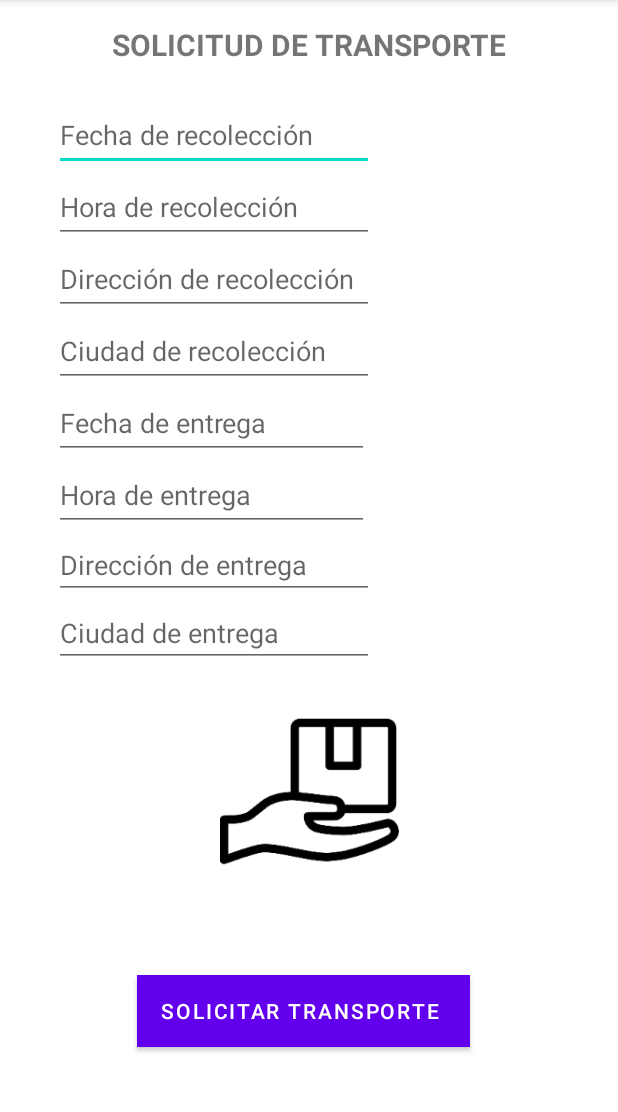
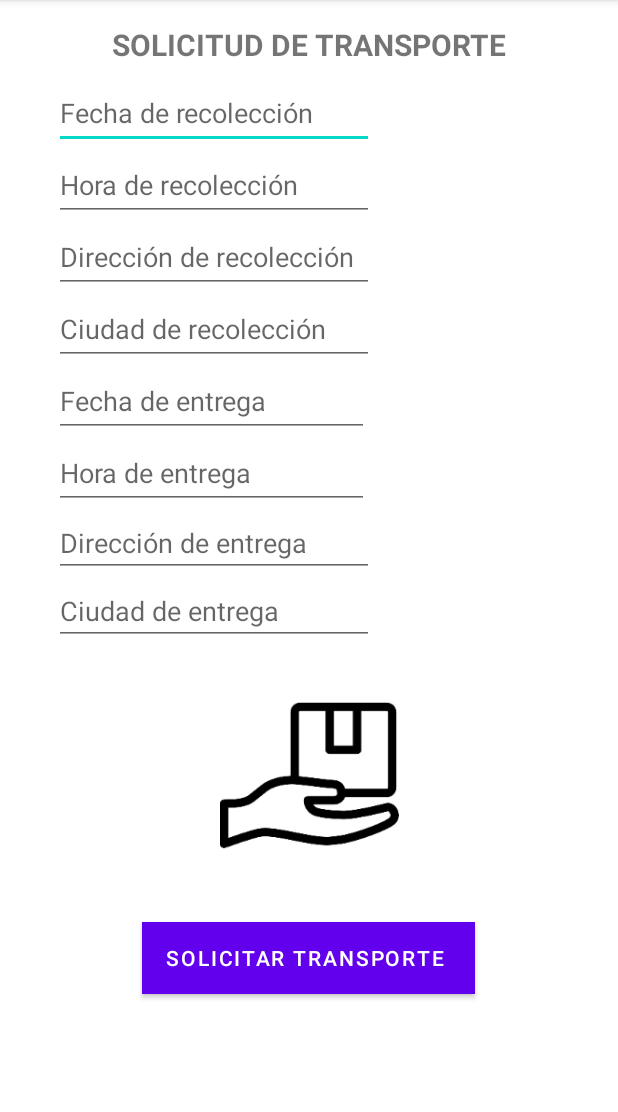
Before and after one commit to jefry1722/CargaApp, an Android app: the SolicitarCarga screen opened directly, with no data from a screen before it, after a tap on "SOLICITAR TRANSPORTE", on a phone screen of 412 x 824 dp, the part 84-1196 px from its top. Run offline under Robolectric (Android 15) with nearby library versions, the phone set to English and light mode, and no system bars.

Commit message:
Funciona la solicitud de carga, muestra de datos en la actualización

```diff
--- a/app/src/main/java/co/edu/unipiloto/cargaapp/AdminSQLiteOpenHelper.java
+++ b/app/src/main/java/co/edu/unipiloto/cargaapp/AdminSQLiteOpenHelper.java
@@ -15,7 +15,7 @@ public class AdminSQLiteOpenHelper extends SQLiteOpenHelper {
     private final String SQL_PROP_CARGA="create table propietario_de_carga(id text primary key, nombres text, apellidos text, fecha_nacimiento date, celular text, password text, correo text);";
     private final String SQL_COND_CAMION="create table conductor_de_camion(id text primary key, nombres text, apellidos text, fecha_nacimiento date, celular text, password text, correo text);";
     private final String SQL_CAMION="create table camion(placa text primary key, marca text, modelo text, capacidad integer, color text, kilometros integer, id_propietario text);";
-    private final String SQL_SOLICITUD_CARGA="create table solicitud_carga(id integer primary key, fecha_recoleccion date, hora_recoleccion text, direccion_recoleccion text, ciudad_recolección text, fecha_entrega date, hora_entrega text, direccion_entrega text, ciudad_entrega text, id_propietario_carga text);";
+    private final String SQL_SOLICITUD_CARGA="create table solicitud_carga(id integer primary key autoincrement, fecha_recoleccion date, hora_recoleccion text, direccion_recoleccion text, ciudad_recoleccion text, fecha_entrega date, hora_entrega text, direccion_entrega text, ciudad_entrega text, id_propietario_carga text);";
 
     public AdminSQLiteOpenHelper(@Nullable Context context, @Nullable String name, @Nullable SQLiteDatabase.CursorFactory factory, int version) {
         super(context, name, factory, version);
--- a/app/src/main/java/co/edu/unipiloto/cargaapp/SolicitarCarga.java
+++ b/app/src/main/java/co/edu/unipiloto/cargaapp/SolicitarCarga.java
@@ -48,8 +48,7 @@ public class SolicitarCarga extends AppCompatActivity {
 
         if (!fechaR.isEmpty() && !horaR.isEmpty() && !direccionR.isEmpty()&& !ciudadR.isEmpty() && !fechaE.isEmpty() && !horaE.isEmpty() && !direccionE.isEmpty()&& !ciudadE.isEmpty()){
             ContentValues registro = new ContentValues();
-            registro.put("id", 99);
-            registro.put("fecha_recoleccion", fechaR);
+
             registro.put("hora_recoleccion", horaR);
             registro.put("direccion_recoleccion", direccionR);
             registro.put("ciudad_recoleccion", ciudadR);
--- a/app/src/main/res/layout/activity_solicitar_carga.xml
+++ b/app/src/main/res/layout/activity_solicitar_carga.xml
@@ -24,7 +24,7 @@
         android:layout_width="wrap_content"
         android:layout_height="wrap_content"
         android:layout_marginStart="20dp"
-        android:layout_marginTop="50dp"
+        android:layout_marginTop="35dp"
         android:ems="10"
         android:hint="Fecha de recolección"
         android:inputType="date"
@@ -109,9 +109,10 @@
         android:textColor="#FFFFFF"
         app:layout_constraintBottom_toBottomOf="parent"
         app:layout_constraintEnd_toEndOf="parent"
-        app:layout_constraintHorizontal_bias="0.476"
+        app:layout_constraintHorizontal_bias="0.497"
         app:layout_constraintStart_toStartOf="parent"
         app:layout_constraintTop_toBottomOf="@+id/imageView4"
+        app:layout_constraintVertical_bias="0.228"
         tools:ignore="MissingConstraints" />
 
     <EditText
@@ -142,7 +143,7 @@
         android:id="@+id/imageView4"
         android:layout_width="119dp"
         android:layout_height="126dp"
-        android:layout_marginTop="20dp"
+        android:layout_marginTop="24dp"
         app:layout_constraintEnd_toEndOf="parent"
         app:layout_constraintStart_toStartOf="parent"
         app:layout_constraintTop_toBottomOf="@+id/CiudadE"
```
Also changed, not shown: app/src/main/java/co/edu/unipiloto/cargaapp/ActualizarDatos.java (+4 -3 lines).
